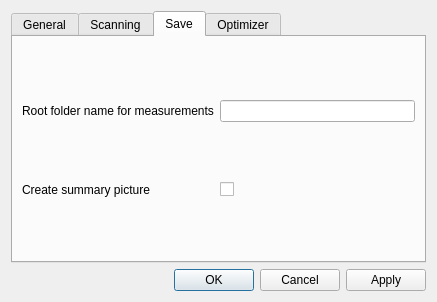
The window that gui/ui_qafm_settings.ui (sriharijayaram5/qudi) describes before a commit, drawn with Qt 5.
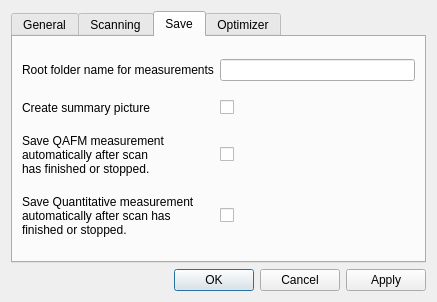
The same window after the commit. The open tabs and pages were chosen to show the change. Custom widgets are drawn as their Qt base class.

Commit message: Add two new checkboxes in the settings to select automatic saving after a scan has finished or stopped. To distinguish the data, an "_autosave" tag will be appended to the name. Implement in the GUI a method to react on a stop signal from the logic. For now, this reaction method sits in the GUI, but it might be shifted to the logic if the right infrastructure is created.

The edit to the form file:
```diff
--- a/gui/ui_qafm_settings.ui
+++ b/gui/ui_qafm_settings.ui
@@ -287,6 +287,34 @@
          </property>
         </widget>
        </item>
+       <item row="2" column="2">
+        <widget class="QCheckBox" name="auto_save_qafm_CheckBox">
+         <property name="text">
+          <string/>
+         </property>
+        </widget>
+       </item>
+       <item row="2" column="0">
+        <widget class="QLabel" name="label_13">
+         <property name="text">
+          <string>&lt;html&gt;&lt;head/&gt;&lt;body&gt;&lt;p&gt;Save QAFM measurement&lt;br/&gt;automatically after scan&lt;br/&gt;has finished or stopped.&lt;/p&gt;&lt;/body&gt;&lt;/html&gt;</string>
+         </property>
+        </widget>
+       </item>
+       <item row="3" column="0">
+        <widget class="QLabel" name="label_14">
+         <property name="text">
+          <string>&lt;html&gt;&lt;head/&gt;&lt;body&gt;&lt;p&gt;Save Quantitative measurement&lt;br/&gt;automatically after scan has&lt;br/&gt;finished or stopped.&lt;/p&gt;&lt;/body&gt;&lt;/html&gt;</string>
+         </property>
+        </widget>
+       </item>
+       <item row="3" column="2">
+        <widget class="QCheckBox" name="auto_save_quanti_CheckBox">
+         <property name="text">
+          <string/>
+         </property>
+        </widget>
+       </item>
       </layout>
      </widget>
      <widget class="QWidget" name="tab_3">
```
Left out of the diff: 2 changed lines with no effect on the pictures. The commit also changes 1 other file.
